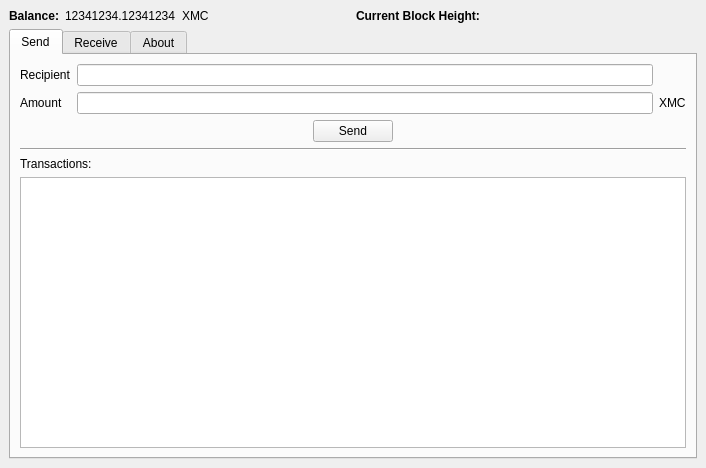
Above: gui/mincoin.ui from eudemonia-research/mincoin before the change. Below: the same form after it.
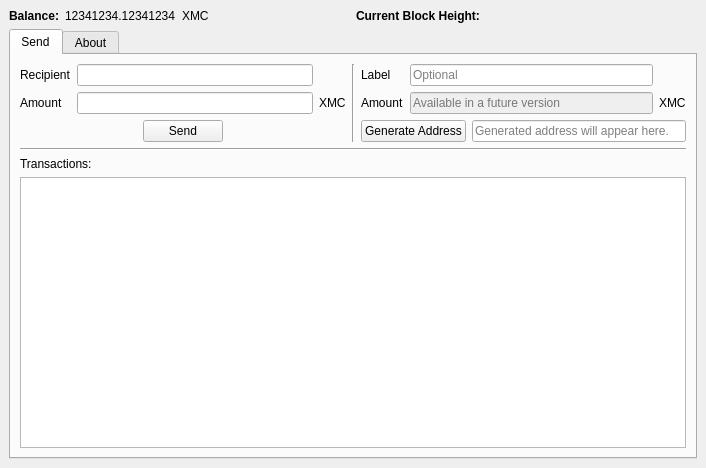
That is the form after the change.

Commit message: merged send and receive in an attempt to start removing tabs. tabs feel like bad design (hiding functionality when there really is no need to).

Diff of the .ui file:
```diff
--- a/gui/mincoin.ui
+++ b/gui/mincoin.ui
@@ -89,6 +89,8 @@
        </attribute>
        <layout class="QVBoxLayout" name="verticalLayout_3">
         <item>
+         <layout class="QHBoxLayout" name="horizontalLayout_3">
+          <item>
          <layout class="QGridLayout" name="gridLayout_2">
           <item row="0" column="0">
            <widget class="QLabel" name="label_19">
@@ -121,9 +123,7 @@
             </property>
            </widget>
           </item>
-         </layout>
-        </item>
-        <item>
+            <item row="2" column="0" colspan="3">
          <layout class="QHBoxLayout" name="horizontalLayout_5">
           <item>
            <spacer name="horizontalSpacer_3">
@@ -160,34 +160,15 @@
           </item>
          </layout>
         </item>
-        <item>
-         <widget class="Line" name="line">
-          <property name="orientation">
-           <enum>Qt::Horizontal</enum>
-          </property>
-         </widget>
-        </item>
-        <item>
-         <widget class="QLabel" name="label_26">
-          <property name="text">
-           <string>Transactions:</string>
-          </property>
-         </widget>
-        </item>
-        <item>
-         <widget class="QTableView" name="transactions_2">
-          <attribute name="verticalHeaderVisible">
-           <bool>false</bool>
-          </attribute>
-         </widget>
-        </item>
-       </layout>
-      </widget>
-      <widget class="QWidget" name="tab">
-       <attribute name="title">
-        <string>Receive</string>
-       </attribute>
-       <layout class="QVBoxLayout" name="verticalLayout_2">
+           </layout>
+          </item>
+          <item>
+           <widget class="Line" name="line_2">
+            <property name="orientation">
+             <enum>Qt::Vertical</enum>
+            </property>
+           </widget>
+          </item>
         <item>
          <layout class="QGridLayout" name="gridLayout_3">
           <item row="1" column="0">
@@ -231,9 +212,7 @@
             </property>
            </widget>
           </item>
-         </layout>
-        </item>
-        <item>
+            <item row="2" column="0" colspan="3">
          <layout class="QHBoxLayout" name="horizontalLayout_2">
           <item>
            <widget class="QPushButton" name="generate_payment_request">
@@ -251,8 +230,12 @@
           </item>
          </layout>
         </item>
+           </layout>
+          </item>
+         </layout>
+        </item>
         <item>
-         <widget class="Line" name="line_2">
+         <widget class="Line" name="line">
           <property name="orientation">
            <enum>Qt::Horizontal</enum>
           </property>
```
Left out of the diff: 4 changed lines with no effect on the pictures. Lines whose indentation alone changed are shown as unchanged. The commit also changes 1 other file.
